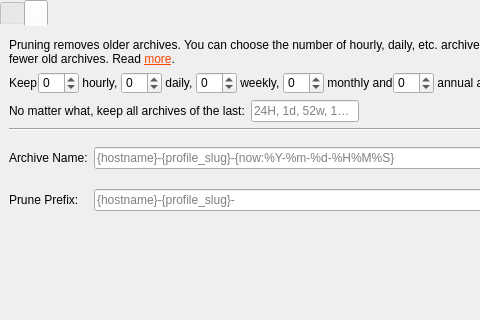
First picture: the form in src/vorta/assets/UI/archivetab.ui, repository bastiencyr/vorta, before the edit; both pictures show x 0 to 480 and y 0 to 320 of the 781 by 447 pixel window.
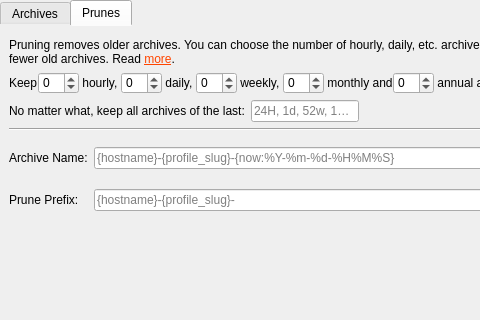
Second picture: the form after the edit. The open tabs and pages were chosen to show the change.

Diff of the .ui file:
```diff
--- a/src/vorta/assets/UI/archivetab.ui
+++ b/src/vorta/assets/UI/archivetab.ui
@@ -52,8 +52,11 @@
       <number>0</number>
      </property>
      <widget class="QWidget" name="tabWidgetPage1">
-      <attribute name="title">
+      <property name="accessibleName">
        <string/>
+      </property>
+      <attribute name="title">
+       <string>Archives</string>
       </attribute>
       <layout class="QVBoxLayout" name="verticalLayout_2">
        <property name="spacing">
@@ -210,7 +213,7 @@
      </widget>
      <widget class="QWidget" name="tabWidgetPage2">
       <attribute name="title">
-       <string/>
+       <string>Prunes</string>
       </attribute>
       <layout class="QVBoxLayout" name="verticalLayout_3">
        <property name="topMargin">
```
Left out of the diff: 5 changed lines with no effect on the pictures.
